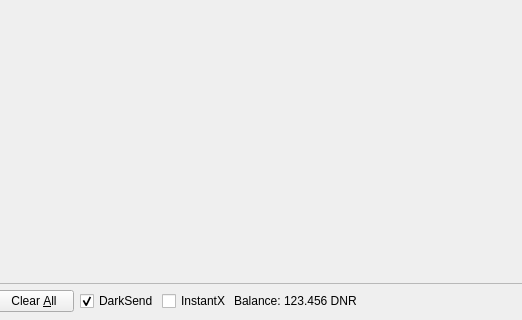
First picture: the form in src/qt/forms/sendcoinsdialog.ui, repository metaspartan/denarius, before the edit; both pictures show x 107 to 629 and y 243 to 563 of the 850 by 563 pixel window.
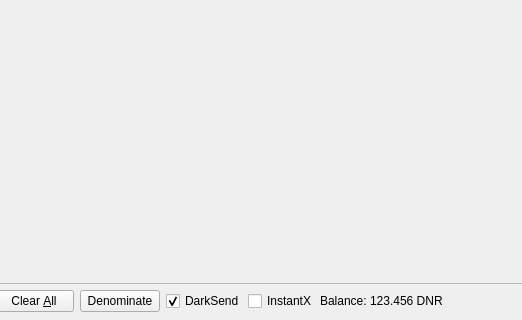
Second picture: the form after the edit. Icons and pictures are not drawn.

Commit message: DS Denominate RPC Command/QT Button

What changed in the file:
```diff
--- a/src/qt/forms/sendcoinsdialog.ui
+++ b/src/qt/forms/sendcoinsdialog.ui
@@ -720,6 +720,32 @@
        </property>
       </widget>
      </item>
+	 <item>
+      <widget class="QPushButton" name="denominateButton">
+       <property name="sizePolicy">
+        <sizepolicy hsizetype="Minimum" vsizetype="Fixed">
+         <horstretch>0</horstretch>
+         <verstretch>0</verstretch>
+        </sizepolicy>
+       </property>
+       <property name="toolTip">
+        <string>Create inputs compatible with DarkSend</string>
+       </property>
+       <property name="text">
+        <string>Denominate</string>
+       </property>
+       <property name="icon">
+        <iconset resource="../bitcoin.qrc">
+         <normaloff>:/icons/denominate</normaloff>:/icons/denominate</iconset>
+       </property>
+       <property name="autoRepeatDelay">
+        <number>300</number>
+       </property>
+       <property name="autoDefault">
+        <bool>false</bool>
+       </property>
+      </widget>
+     </item>
      <item>
       <layout class="QHBoxLayout" name="horizontalLayout_2">
        <property name="spacing">
```
The commit also changes 11 other files.
